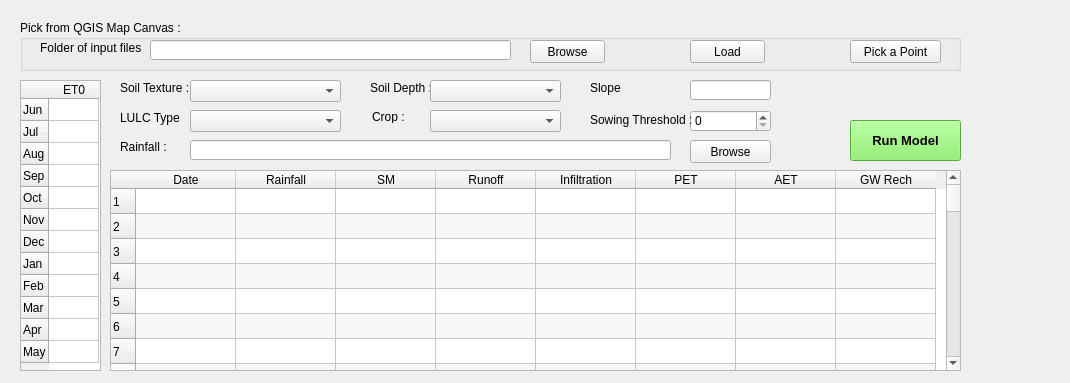
This is kharif_model_location_dockwidget_base.ui in grahulb/kharif_model_location as Qt 5 draws it before an edit. The edited form follows.
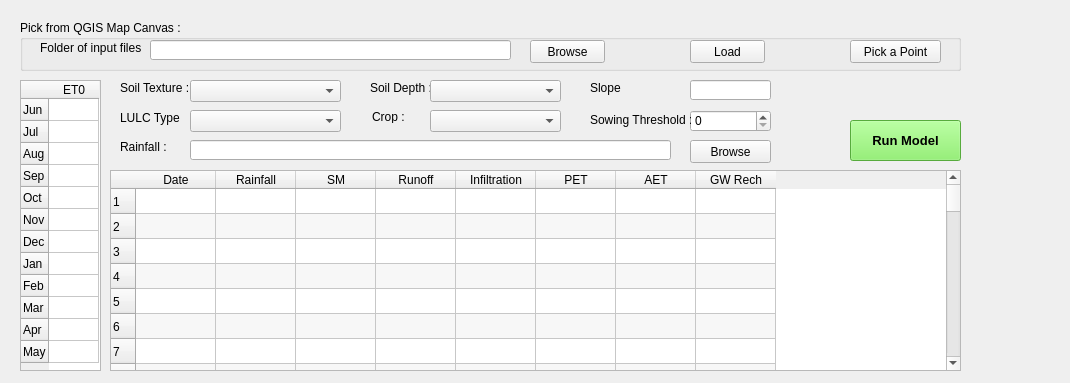
This is the edited form.

Commit message: added monsoon end and crop end summary and some neatness fixes

The edit to the form file:
```diff
--- a/kharif_model_location_dockwidget_base.ui
+++ b/kharif_model_location_dockwidget_base.ui
@@ -156,13 +156,13 @@
     <bool>true</bool>
    </property>
    <property name="rowCount">
-    <number>365</number>
+    <number>367</number>
    </property>
    <attribute name="horizontalHeaderCascadingSectionResizes">
     <bool>true</bool>
    </attribute>
    <attribute name="horizontalHeaderDefaultSectionSize">
-    <number>100</number>
+    <number>80</number>
    </attribute>
    <attribute name="horizontalHeaderMinimumSectionSize">
     <number>20</number>
@@ -213,6 +213,8 @@
    <row/>
    <row/>
    <row/>
+   <row/>
+   <row/>
    <row/>
    <row/>
    <row/>
```
The commit also changes 1 other file.
